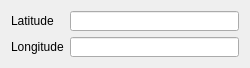
The window that src/waypointdetails.ui (rolker/camp) describes before a commit, drawn with Qt 5.
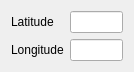
The same window after the commit.

What changed in the file:
```diff
--- a/src/waypointdetails.ui
+++ b/src/waypointdetails.ui
@@ -6,8 +6,8 @@
    <rect>
     <x>0</x>
     <y>0</y>
-    <width>250</width>
-    <height>68</height>
+    <width>134</width>
+    <height>70</height>
    </rect>
   </property>
   <property name="sizePolicy">
@@ -18,8 +18,8 @@
   </property>
   <property name="minimumSize">
    <size>
-    <width>250</width>
-    <height>68</height>
+    <width>0</width>
+    <height>0</height>
    </size>
   </property>
   <property name="windowTitle">
@@ -34,7 +34,14 @@
     </widget>
    </item>
    <item row="0" column="1">
-    <widget class="QLineEdit" name="latitudeLineEdit"/>
+    <widget class="QLineEdit" name="latitudeLineEdit">
+     <property name="minimumSize">
+      <size>
+       <width>50</width>
+       <height>0</height>
+      </size>
+     </property>
+    </widget>
    </item>
    <item row="1" column="0">
     <widget class="QLabel" name="lonLabel">
@@ -44,7 +51,14 @@
     </widget>
    </item>
    <item row="1" column="1">
-    <widget class="QLineEdit" name="longitudeLineEdit"/>
+    <widget class="QLineEdit" name="longitudeLineEdit">
+     <property name="minimumSize">
+      <size>
+       <width>50</width>
+       <height>0</height>
+      </size>
+     </property>
+    </widget>
    </item>
   </layout>
  </widget>
```
